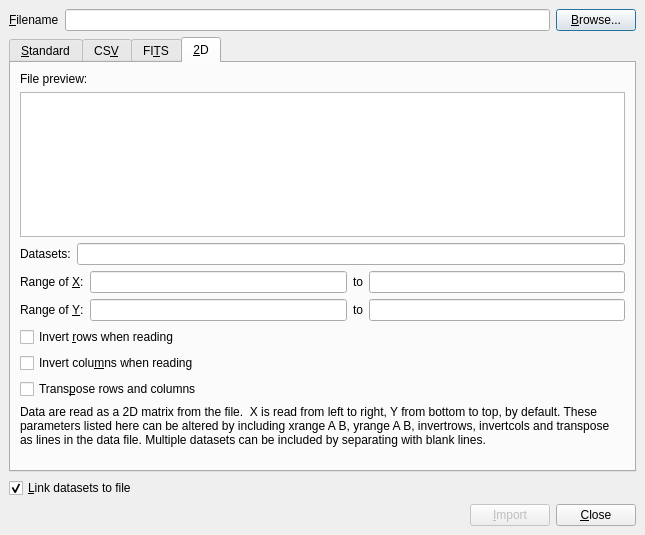
Qt form dialogs/import.ui (veusz/veusz) before a commit.
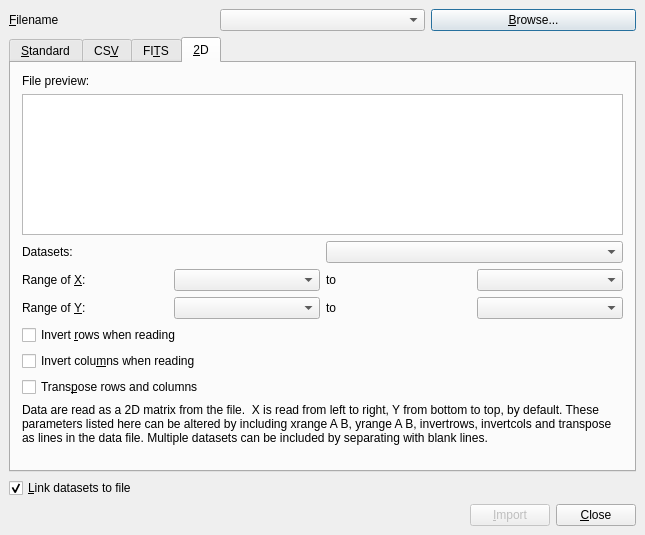
The same form after that commit. The open tabs and pages were chosen to show the change. Custom widgets are drawn as their Qt base class.

Commit message: Start process of moving to HistoryCombos in import dialog

Patch:
```diff
--- a/dialogs/import.ui
+++ b/dialogs/import.ui
@@ -38,7 +38,7 @@
       </widget>
      </item>
      <item>
-      <widget class="QLineEdit" name="filenameedit" >
+      <widget class="HistoryCombo" name="filenameedit" >
        <property name="toolTip" >
         <string>Enter the filename to be imported here</string>
        </property>
@@ -429,13 +429,7 @@
       <attribute name="title" >
        <string>&amp;2D</string>
       </attribute>
-      <layout class="QVBoxLayout" >
-       <property name="spacing" >
-        <number>6</number>
-       </property>
-       <property name="margin" >
-        <number>9</number>
-       </property>
+      <layout class="QVBoxLayout" name="verticalLayout" >
        <item>
         <widget class="QLabel" name="label_9" >
          <property name="text" >
@@ -469,7 +463,7 @@
           </widget>
          </item>
          <item>
-          <widget class="QLineEdit" name="twod_datasetsedit" >
+          <widget class="HistoryCombo" name="twod_datasetsedit" >
            <property name="toolTip" >
             <string>&lt;html>&lt;head>&lt;meta name="qrichtext" content="1" />&lt;/head>&lt;body style=" white-space: pre-wrap; font-family:Sans Serif; font-size:9pt; font-weight:400; font-style:normal; text-decoration:none;">&lt;p style=" margin-top:0px; margin-bottom:0px; margin-left:0px; margin-right:0px; -qt-block-indent:0; text-indent:0px;">A space separated list of dataset names to import from the file&lt;/p>&lt;/body>&lt;/html></string>
            </property>
@@ -478,58 +472,7 @@
         </layout>
        </item>
        <item>
-        <layout class="QGridLayout" >
-         <property name="margin" >
-          <number>0</number>
-         </property>
-         <property name="spacing" >
-          <number>6</number>
-         </property>
-         <item row="1" column="2" >
-          <widget class="QLabel" name="label_17" >
-           <property name="text" >
-            <string>to</string>
-           </property>
-          </widget>
-         </item>
-         <item row="1" column="0" >
-          <widget class="QLabel" name="label_18" >
-           <property name="text" >
-            <string>Range of &amp;Y:</string>
-           </property>
-           <property name="buddy" >
-            <cstring>twod_yminedit</cstring>
-           </property>
-          </widget>
-         </item>
-         <item row="1" column="3" >
-          <widget class="QLineEdit" name="twod_ymaxedit" >
-           <property name="toolTip" >
-            <string>&lt;html>&lt;head>&lt;meta name="qrichtext" content="1" />&lt;/head>&lt;body style=" white-space: pre-wrap; font-family:Sans Serif; font-size:9pt; font-weight:400; font-style:normal; text-decoration:none;">&lt;p style=" margin-top:0px; margin-bottom:0px; margin-left:0px; margin-right:0px; -qt-block-indent:0; text-indent:0px;">Enter a number for the maximum coordinate of the Y axis (default number of rows in file)&lt;/p>&lt;/body>&lt;/html></string>
-           </property>
-          </widget>
-         </item>
-         <item row="0" column="1" >
-          <widget class="QLineEdit" name="twod_xminedit" >
-           <property name="toolTip" >
-            <string>&lt;html>&lt;head>&lt;meta name="qrichtext" content="1" />&lt;/head>&lt;body style=" white-space: pre-wrap; font-family:Sans Serif; font-size:9pt; font-weight:400; font-style:normal; text-decoration:none;">&lt;p style=" margin-top:0px; margin-bottom:0px; margin-left:0px; margin-right:0px; -qt-block-indent:0; text-indent:0px;">Enter a number for the minimum coordinate of the X axis (default 0)&lt;/p>&lt;/body>&lt;/html></string>
-           </property>
-          </widget>
-         </item>
-         <item row="0" column="3" >
-          <widget class="QLineEdit" name="twod_xmaxedit" >
-           <property name="toolTip" >
-            <string>&lt;html>&lt;head>&lt;meta name="qrichtext" content="1" />&lt;/head>&lt;body style=" white-space: pre-wrap; font-family:Sans Serif; font-size:9pt; font-weight:400; font-style:normal; text-decoration:none;">&lt;p style=" margin-top:0px; margin-bottom:0px; margin-left:0px; margin-right:0px; -qt-block-indent:0; text-indent:0px;">Enter a value for a maximum coordinate of the X axis (default is number of columns in file)&lt;/p>&lt;/body>&lt;/html></string>
-           </property>
-          </widget>
-         </item>
-         <item row="1" column="1" >
-          <widget class="QLineEdit" name="twod_yminedit" >
-           <property name="toolTip" >
-            <string>&lt;html>&lt;head>&lt;meta name="qrichtext" content="1" />&lt;/head>&lt;body style=" white-space: pre-wrap; font-family:Sans Serif; font-size:9pt; font-weight:400; font-style:normal; text-decoration:none;">&lt;p style=" margin-top:0px; margin-bottom:0px; margin-left:0px; margin-right:0px; -qt-block-indent:0; text-indent:0px;">Enter a number for the minimum coordinate of the Y axis (default 0)&lt;/p>&lt;/body>&lt;/html></string>
-           </property>
-          </widget>
-         </item>
+        <layout class="QGridLayout" name="gridLayout" >
          <item row="0" column="0" >
           <widget class="QLabel" name="label_15" >
            <property name="text" >
@@ -540,6 +483,13 @@
            </property>
           </widget>
          </item>
+         <item row="0" column="1" >
+          <widget class="HistoryCombo" name="twod_xminedit" >
+           <property name="toolTip" >
+            <string>&lt;html>&lt;head>&lt;meta name="qrichtext" content="1" />&lt;/head>&lt;body style=" white-space: pre-wrap; font-family:Sans Serif; font-size:9pt; font-weight:400; font-style:normal; text-decoration:none;">&lt;p style=" margin-top:0px; margin-bottom:0px; margin-left:0px; margin-right:0px; -qt-block-indent:0; text-indent:0px;">Enter a number for the minimum coordinate of the X axis (default 0)&lt;/p>&lt;/body>&lt;/html></string>
+           </property>
+          </widget>
+         </item>
          <item row="0" column="2" >
           <widget class="QLabel" name="label_16" >
            <property name="text" >
@@ -547,6 +497,44 @@
            </property>
           </widget>
          </item>
+         <item row="0" column="3" >
+          <widget class="HistoryCombo" name="twod_xmaxedit" >
+           <property name="toolTip" >
+            <string>&lt;html>&lt;head>&lt;meta name="qrichtext" content="1" />&lt;/head>&lt;body style=" white-space: pre-wrap; font-family:Sans Serif; font-size:9pt; font-weight:400; font-style:normal; text-decoration:none;">&lt;p style=" margin-top:0px; margin-bottom:0px; margin-left:0px; margin-right:0px; -qt-block-indent:0; text-indent:0px;">Enter a value for a maximum coordinate of the X axis (default is number of columns in file)&lt;/p>&lt;/body>&lt;/html></string>
+           </property>
+          </widget>
+         </item>
+         <item row="1" column="0" >
+          <widget class="QLabel" name="label_18" >
+           <property name="text" >
+            <string>Range of &amp;Y:</string>
+           </property>
+           <property name="buddy" >
+            <cstring>twod_yminedit</cstring>
+           </property>
+          </widget>
+         </item>
+         <item row="1" column="1" >
+          <widget class="HistoryCombo" name="twod_yminedit" >
+           <property name="toolTip" >
+            <string>&lt;html>&lt;head>&lt;meta name="qrichtext" content="1" />&lt;/head>&lt;body style=" white-space: pre-wrap; font-family:Sans Serif; font-size:9pt; font-weight:400; font-style:normal; text-decoration:none;">&lt;p style=" margin-top:0px; margin-bottom:0px; margin-left:0px; margin-right:0px; -qt-block-indent:0; text-indent:0px;">Enter a number for the minimum coordinate of the Y axis (default 0)&lt;/p>&lt;/body>&lt;/html></string>
+           </property>
+          </widget>
+         </item>
+         <item row="1" column="2" >
+          <widget class="QLabel" name="label_17" >
+           <property name="text" >
+            <string>to</string>
+           </property>
+          </widget>
+         </item>
+         <item row="1" column="3" >
+          <widget class="HistoryCombo" name="twod_ymaxedit" >
+           <property name="toolTip" >
+            <string>&lt;html>&lt;head>&lt;meta name="qrichtext" content="1" />&lt;/head>&lt;body style=" white-space: pre-wrap; font-family:Sans Serif; font-size:9pt; font-weight:400; font-style:normal; text-decoration:none;">&lt;p style=" margin-top:0px; margin-bottom:0px; margin-left:0px; margin-right:0px; -qt-block-indent:0; text-indent:0px;">Enter a number for the maximum coordinate of the Y axis (default number of rows in file)&lt;/p>&lt;/body>&lt;/html></string>
+           </property>
+          </widget>
+         </item>
         </layout>
        </item>
        <item>
@@ -651,6 +639,13 @@
  </widget>
  <layoutdefault spacing="6" margin="11" />
  <pixmapfunction>qPixmapFromMimeSource</pixmapfunction>
+ <customwidgets>
+  <customwidget>
+   <class>HistoryCombo</class>
+   <extends>QComboBox</extends>
+   <header>historycombo.h</header>
+  </customwidget>
+ </customwidgets>
  <resources/>
  <connections>
   <connection>
```
Left out of the diff: 110 changed lines with no effect on the pictures. The commit also changes 2 other files.
